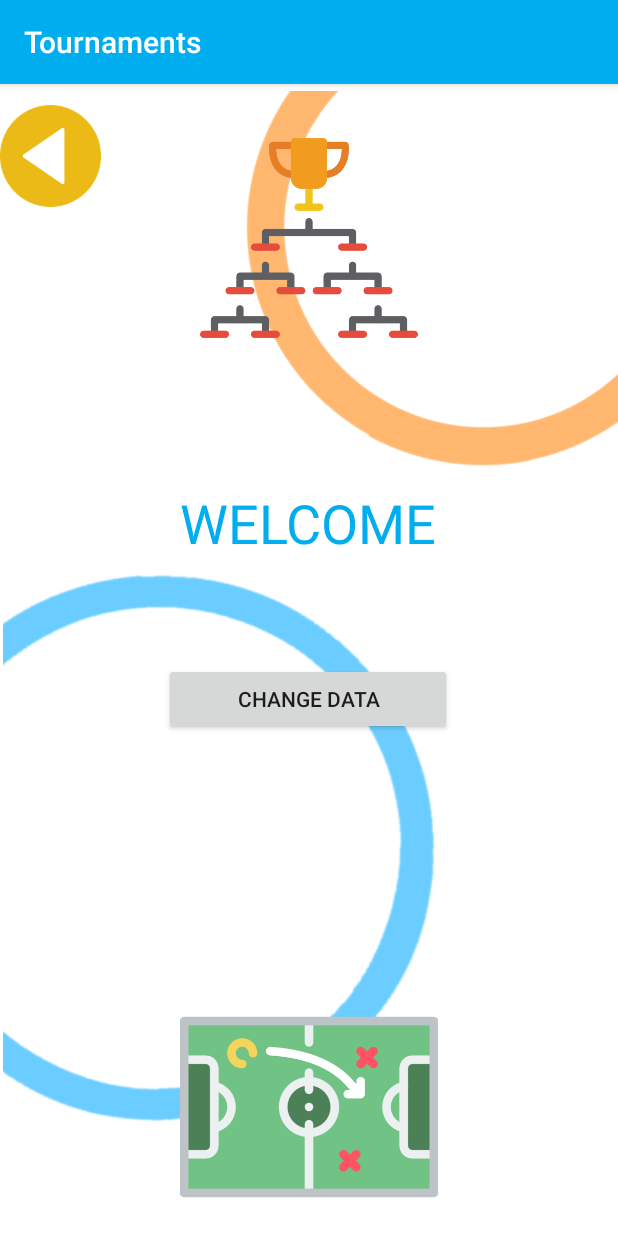
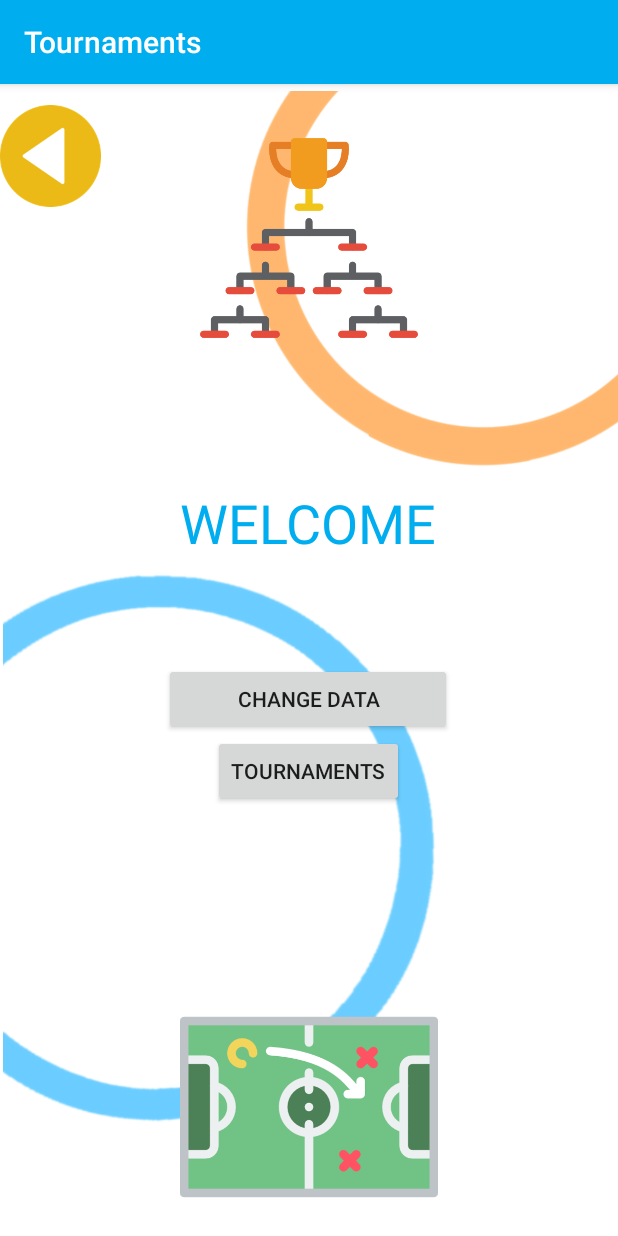
Before and after one commit to diannyguarin/sei2019i_2C, an Android app: the UserHomeActivity screen opened directly, with no data from a screen before it, on a phone screen of 412 x 824 dp. Run offline under Robolectric (Android 15) with nearby library versions, the phone set to English and light mode, and no system bars; 1 statement that could not run was skipped.

Commit message:
Adding the improved version of the sprint #2

```diff
--- a/code/Tournaments/app/src/main/AndroidManifest.xml
+++ b/code/Tournaments/app/src/main/AndroidManifest.xml
@@ -11,9 +11,10 @@
         android:roundIcon="@mipmap/ic_launcher_round"
         android:supportsRtl="true"
         android:theme="@style/AppTheme">
-        <activity android:name=".Presentation.UserHomeListActivity"></activity>
+        <activity android:name=".Presentation.UserHomeListActivity">
+        </activity>
         <activity android:name=".Presentation.SignupActivity" />
-        <activity android:name=".Presentation.UserHomeActivity" />
+        <activity android:name=".Presentation.UserHomeActivity"/>
         <activity android:name=".Presentation.CreateTournamentActivity" />
         <activity android:name=".Presentation.AdminHomeActivity" />
         <activity android:name=".Presentation.UserUpdateDataActivity" />
@@ -24,6 +25,7 @@
                 <category android:name="android.intent.category.LAUNCHER" />
             </intent-filter>
         </activity>
+
     </application>
 
 </manifest>
--- a/code/Tournaments/app/src/main/java/com/example/tournaments/Presentation/LoginActivity.java
+++ b/code/Tournaments/app/src/main/java/com/example/tournaments/Presentation/LoginActivity.java
@@ -84,17 +84,17 @@ public class LoginActivity extends AppCompatActivity {
                         adminstore = loginController.loginAdmin(username, pass);
                         Intent intent = new Intent(LoginActivity.this, AdminHomeActivity.class);
                         startActivity(intent);
-                        finish();
+
                     } catch (Exception e) {
                         Toast.makeText(getApplicationContext(), "The data you have entered is not correct.", Toast.LENGTH_SHORT).show();
                     }
                 } else {
                     try {
                         userstore = loginController.loginUser(username, pass);
-                        Intent intent = new Intent(LoginActivity.this, UserHomeListActivity.class);
+                        Intent intent = new Intent(LoginActivity.this, UserHomeActivity.class);
                         intent.putExtra("currentUser", userstore.getUsername());
                         startActivity(intent);
-                        finish();
+
                     } catch (Exception e) {
                         Toast.makeText(getApplicationContext(), "The data you have entered is not correct.", Toast.LENGTH_SHORT).show();
                     }
--- a/code/Tournaments/app/src/main/java/com/example/tournaments/Presentation/UserHomeActivity.java
+++ b/code/Tournaments/app/src/main/java/com/example/tournaments/Presentation/UserHomeActivity.java
@@ -36,6 +36,8 @@ public class UserHomeActivity extends AppCompatActivity {
         Bundle extras = this.getIntent().getExtras();
         currentUsername = extras.getString("currentUser");
 
+
+
         Button bChangeData = (Button) findViewById(R.id.bChangeData);
         bChangeData.setOnClickListener(new View.OnClickListener() {
             @Override
@@ -59,7 +61,22 @@ public class UserHomeActivity extends AppCompatActivity {
                     startActivity(intent1);
                     Toast.makeText(getApplicationContext(), "", Toast.LENGTH_SHORT).show();
             }});
+        Button bTournaments = (Button) findViewById(R.id.bTournaments);
+        bTournaments.setOnClickListener(new View.OnClickListener() {
+            @Override
+            public void onClick(View view) {
+                try{
+                    Intent intent3 = new Intent(UserHomeActivity.this, UserHomeListActivity.class);
 
+                    intent3.putExtra("currentUser", currentUsername);
+                    startActivity(intent3);
+
+                    Toast.makeText(getApplicationContext(), "", Toast.LENGTH_SHORT).show();
+                }catch(Exception e){
+                    Toast.makeText(getApplicationContext(), "ERROR", Toast.LENGTH_SHORT).show();
+                }
+
+            }});
         //Toast.makeText(getApplicationContext(), ""+getTournaments(), Toast.LENGTH_SHORT).show();
 
 
--- a/code/Tournaments/app/src/main/java/com/example/tournaments/Presentation/UserUpdateDataActivity.java
+++ b/code/Tournaments/app/src/main/java/com/example/tournaments/Presentation/UserUpdateDataActivity.java
@@ -69,6 +69,7 @@ public class UserUpdateDataActivity extends AppCompatActivity {
                 Intent intent = new Intent(UserUpdateDataActivity.this, UserHomeActivity.class);
                 intent.putExtra("currentUser", currentUsername);
                 startActivity(intent);
+                finish();
             }
         });
         }
--- a/code/Tournaments/app/src/main/res/layout/activity_user_home.xml
+++ b/code/Tournaments/app/src/main/res/layout/activity_user_home.xml
@@ -75,6 +75,13 @@
                 android:layout_gravity="center_horizontal"
                 android:text="Change Data" />
 
+            <Button
+                android:id="@+id/bTournaments"
+                android:layout_width="wrap_content"
+                android:layout_height="wrap_content"
+                android:layout_gravity="center_horizontal"
+                android:text="Tournaments" />
+
         </LinearLayout>
 
         <ImageView
```
Also changed, not shown: code/Tournaments/app/src/main/java/com/example/tournaments/Presentation/UserHomeListActivity.java (+24 -0 lines), code/Tournaments/app/src/main/res/layout/activity_user_home_list.xml (+9 -5 lines).
